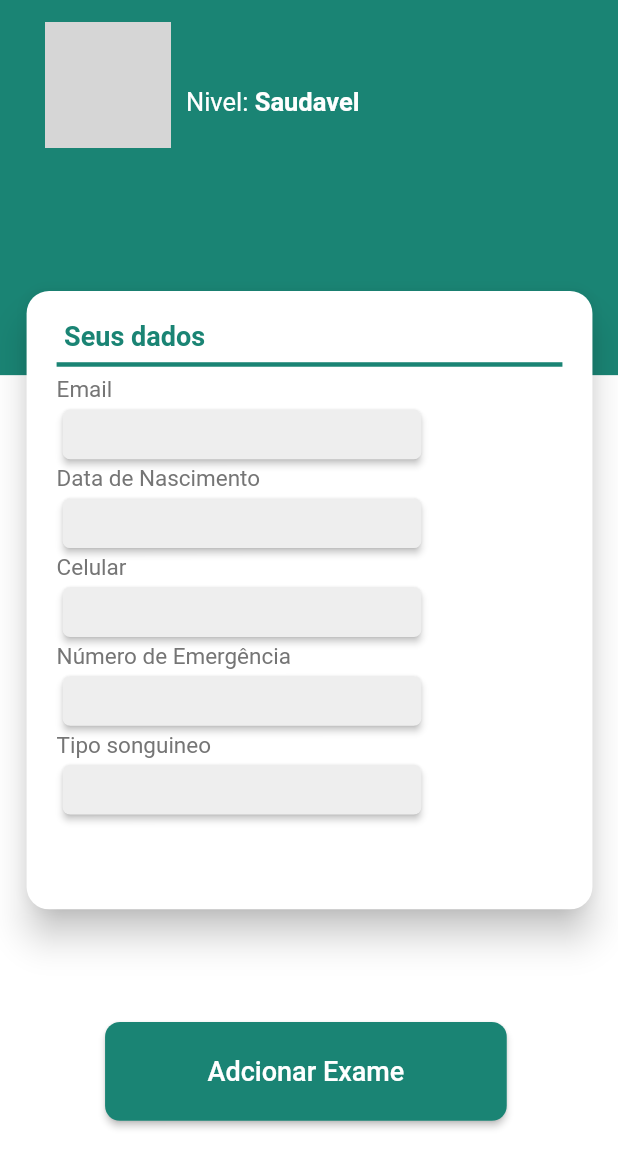
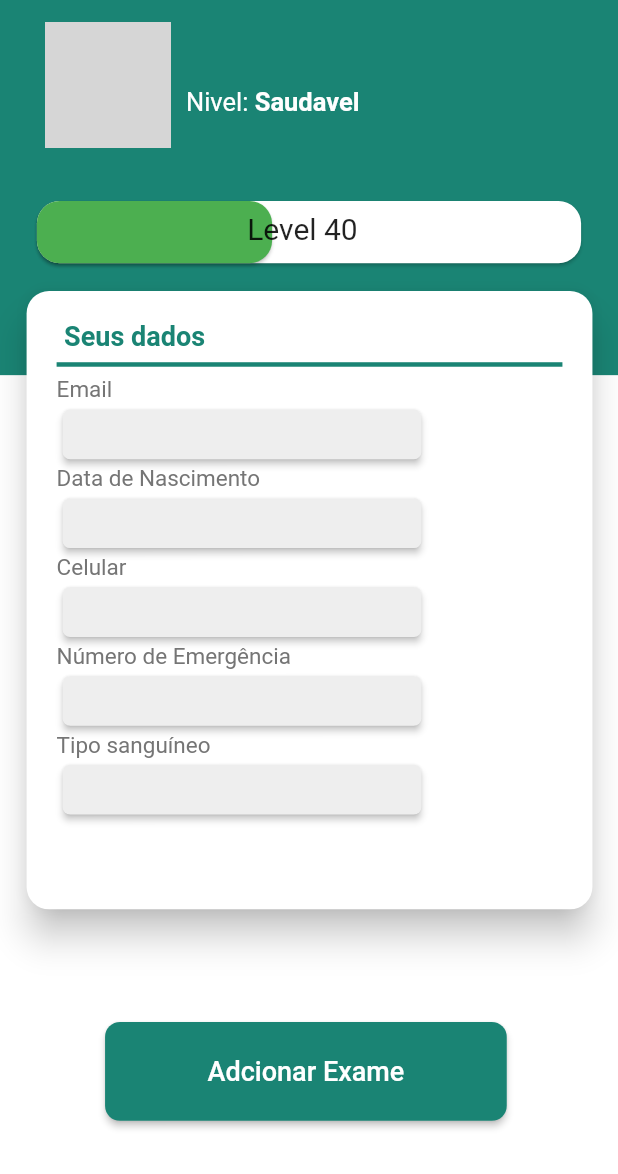
Before and after one commit to CarlosMarra33/saude_no_bolso, a Flutter app: the screen it shows after launch, on a phone screen of 412 x 824 dp, the part 62-1236 px from its top. Run offline on Flutter 3.47's test engine with Material 2 defaults, Android fonts, the phone set to English and light mode, and no system bars; our stand-ins replace cloud_firestore, email_validator, firebase_auth, firebase_core, flutter_svg, image_gallery_saver and 4 more; missing offline and left inert: qrscan; accounts and stored records are empty; network calls fail; grey boxes are pictures that could not be loaded.

```diff
--- a/lib/common/custom_drawer/drawer_tile.dart
+++ b/lib/common/custom_drawer/drawer_tile.dart
@@ -35,12 +35,12 @@ class DrawerTile extends StatelessWidget {
           children: [
             Icon(
               iconData,
-              size: 32,
+              size: 25,
               color: Colors.grey[700],
             ),
             Text(
               title,
-              style: TextStyle(fontSize: 16, color: Colors.grey[700]),
+              style: TextStyle(fontSize: 14, color: Colors.grey[700]),
             )
           ],
         ));
--- a/lib/main.dart
+++ b/lib/main.dart
@@ -2,6 +2,8 @@ import 'package:cloud_firestore/cloud_firestore.dart';
 import 'package:flutter/material.dart';
 import 'package:firebase_core/firebase_core.dart';
 import 'package:saude_no_bolso/screen/base_screen.dart';
+import 'package:saude_no_bolso/screen/qr_code_reader.dart';
+import 'package:saude_no_bolso/screen/splash_screen.dart';
 
 void main() async {
   runApp(MyApp());
@@ -19,7 +21,7 @@ class MyApp extends StatelessWidget {
   @override
   Widget build(BuildContext context) {
     return MaterialApp(
-      title: 'Loja Virtual',
+      title: 'Saúde no Bolso',
       debugShowCheckedModeBanner: false,
       theme: ThemeData(
         primarySwatch: Colors.green,
--- a/lib/models/user.dart
+++ b/lib/models/user.dart
@@ -1,8 +1,10 @@
-class User {
+import 'package:saude_no_bolso/models/patient.dart';
+
+class UserAccount {
   String email;
   String accountType;
 
-  Patient(String email, String accountType) {
+  UserAccount(String email, String accountType) {
     this.email = email;
     this.accountType = accountType;
   }
--- a/lib/screen/profile_screen.dart
+++ b/lib/screen/profile_screen.dart
@@ -234,7 +234,7 @@ class ProfileScreen extends StatelessWidget {
                         ),
                       ),
                       Text(
-                        'Tipo songuineo',
+                        'Tipo sanguíneo',
                         style: TextStyle(
                           color: Colors.grey[600],
                           fontSize: 15,
@@ -283,7 +283,40 @@ class ProfileScreen extends StatelessWidget {
                     fontSize: 18,
                   ),
                 ),
-              ))
+              )),
+          Positioned(
+              top: MediaQuery.of(context).size.height * 1.4 / 10,
+              left: MediaQuery.of(context).size.width * 0.5 / 10,
+              width: MediaQuery.of(context).size.width * 9 / 10,
+              height: MediaQuery.of(context).size.height * 0.6 / 10,
+              child: Container(
+                child: Card(
+                  shape: RoundedRectangleBorder(
+                      borderRadius: BorderRadius.circular(15)),
+                ),
+              )),
+          Positioned(
+              top: MediaQuery.of(context).size.height * 1.4 / 10,
+              left: MediaQuery.of(context).size.width * 0.5 / 10,
+              width: MediaQuery.of(context).size.width * 4 / 10,
+              height: MediaQuery.of(context).size.height * 0.6 / 10,
+              child: Container(
+                child: Card(
+                  color: Colors.green,
+                  shape: RoundedRectangleBorder(
+                      borderRadius: BorderRadius.circular(15)),
+                ),
+              )),
+          Positioned(
+              top: MediaQuery.of(context).size.height * 1.53 / 10,
+              left: MediaQuery.of(context).size.width * 4 / 10,
+              width: MediaQuery.of(context).size.width * 4 / 10,
+              height: MediaQuery.of(context).size.height * 0.6 / 10,
+              child: Container(
+                  child: Text(
+                'Level 40',
+                style: TextStyle(fontSize: 20),
+              ))),
         ],
       ),
     );
--- /dev/null
+++ b/lib/screen/qr_code_reader.dart
@@ -0,0 +1,38 @@
+import 'dart:async';
+import 'dart:io';
+import 'dart:typed_data';
+
+import 'package:flutter/cupertino.dart';
+import 'package:flutter/material.dart';
+import 'package:image_gallery_saver/image_gallery_saver.dart';
+import 'package:image_picker/image_picker.dart';
+import 'package:qrscan/qrscan.dart' as scanner;
+
+class QrCoderReaderScreen extends StatefulWidget {
+  TextEditingController _outputController;
+  @override
+  _QrCoderReaderScreenState createState() => _QrCoderReaderScreenState();
+}
+
+class _QrCoderReaderScreenState extends State<QrCoderReaderScreen> {
+  Uint8List bytes = Uint8List(0);
+  TextEditingController _inputController;
+
+  @override
+  initState() {
+    super.initState();
+    this._inputController = new TextEditingController();
+    widget._outputController = new TextEditingController();
+  }
+
+  @override
+  Widget build(BuildContext context) {
+    return MaterialApp(
+      home: Scaffold(
+          backgroundColor: Colors.grey[300],
+          body: Container(
+              //child: ,
+              )),
+    );
+  }
+}
--- a/pubspec.yaml
+++ b/pubspec.yaml
@@ -36,6 +36,10 @@ dependencies:
   flutter_svg: ^0.19.1
   email_validator: '^1.0.5'
   toast: ^0.1.5
+  splashscreen: ^1.2.0
+  qrscan: ^0.2.17
+  image_picker: ^0.6.7+12
+  image_gallery_saver: ^1.6.1
 
 
 dev_dependencies:
@@ -56,6 +60,8 @@ flutter:
   # To add assets to your application, add an assets section, like this:
   assets:
     - assets/Feito.svg
+    - assets/com nome.png
+    - assets/sem nome.png
 
 
   # An image asset can refer to one or more resolution-specific "variants", see
```
Also changed, not shown: lib/common/custom_drawer/custom_drawer.dart (+7 -7 lines), lib/screen/doctor_profile_screen.dart (+6 -9 lines), lib/screen/exam_screen.dart (added, +10 -0 lines), lib/screen/exams_screen.dart (+18 -54 lines), lib/screen/signup_screen.dart (+17 -0 lines), lib/screen/splash_screen.dart (added, +33 -0 lines), assets/com nome.png (added), assets/sem nome.png (added), pubspec.lock, 1 other file.
